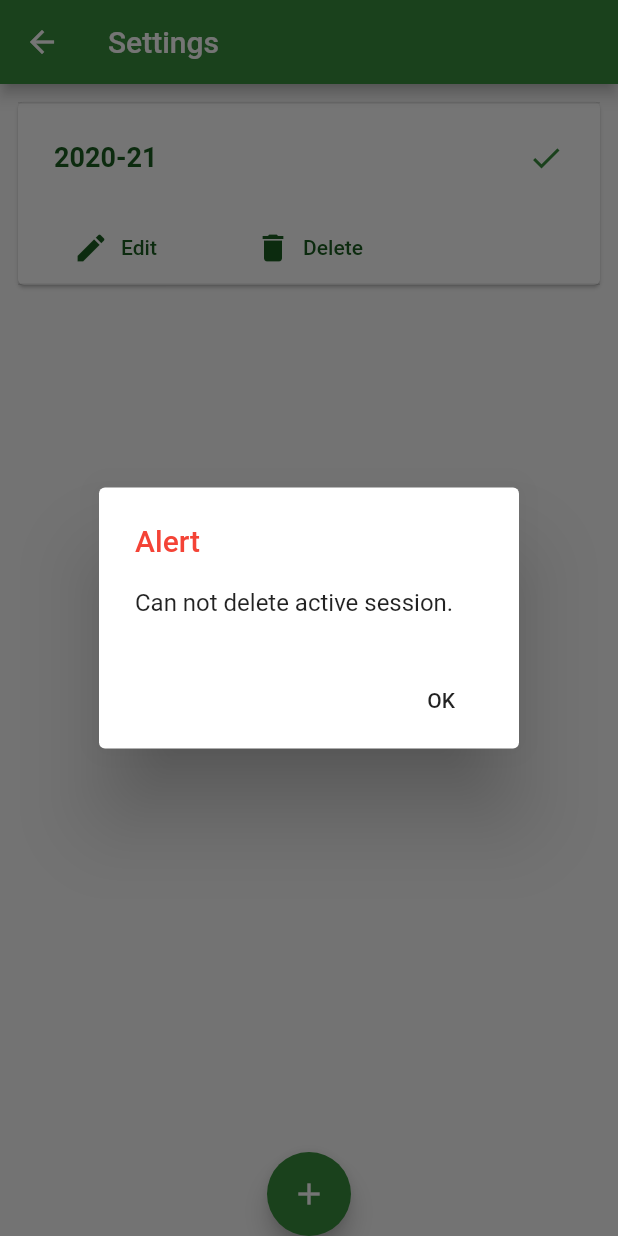
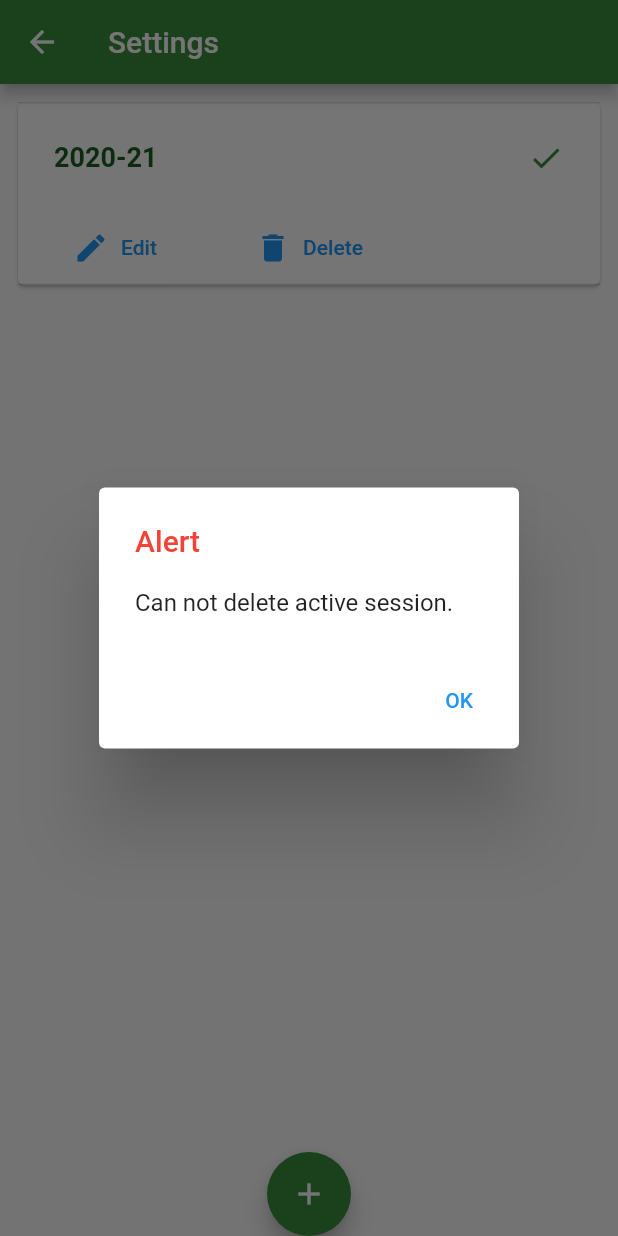
Before and after one commit to godara-anil/app_school, a Flutter app: the Settings_session screen opened by its route, after a tap on "2020-21", after a tap on "Delete", on a phone screen of 412 x 824 dp. Run offline on Flutter 3.47's test engine with Material 2 defaults, Android fonts, the phone set to English and light mode, and no system bars; our stand-ins replace flutter_native_splash, hive, hive_flutter, permission_handler, share_plus, syncfusion_flutter_datepicker; accounts and stored records are empty.

Commit message:
finishing up

```diff
--- a/lib/pages/dashboard.dart
+++ b/lib/pages/dashboard.dart
@@ -331,7 +331,7 @@ class _dashboardState extends State<dashboard> {
             SizedBox(height: 8.0,),
             Container(
               decoration: BoxDecoration (
-                color: Colors.greenAccent,
+                color: Colors.green,
                 borderRadius: BorderRadius.circular(8),
               ),
               padding: EdgeInsets.all(5.0),
--- a/lib/pages/settings_sessions.dart
+++ b/lib/pages/settings_sessions.dart
@@ -103,9 +103,8 @@ class _Settings_sessionState extends State<Settings_session> {
     children: [
       Expanded(
         child: TextButton.icon(
-          label: Text('Edit',
-          style: TextStyle(color: Colors.green[900]),),
-          icon: Icon(Icons.edit, color: Colors.green[900],),
+          label: Text('Edit'),
+          icon: Icon(Icons.edit),
           onPressed: () => Navigator.of(context).push(
             MaterialPageRoute(
               builder: (context) => AddSessionDialog(
@@ -120,9 +119,8 @@ class _Settings_sessionState extends State<Settings_session> {
       ),
       Expanded(
         child: TextButton.icon(
-          label: Text('Delete',
-              style: TextStyle(color: Colors.green[900])),
-          icon: Icon(Icons.delete, color: Colors.green[900]),
+          label: Text('Delete'),
+          icon: Icon(Icons.delete,),
           onPressed: () => deleteTransaction(context, session),
         ),
       ),
@@ -137,9 +135,8 @@ class _Settings_sessionState extends State<Settings_session> {
     }
     else {
       return TextButton.icon(
-        label: Text('Active',
-            style: TextStyle(color: Colors.green[900])),
-        icon: Icon(Icons.check, color: Colors.green[900]),
+        label: Text('Active'),
+        icon: Icon(Icons.check,),
         onPressed: () => makeActive(session),
       );
     }
@@ -148,12 +145,8 @@ class _Settings_sessionState extends State<Settings_session> {
     final session = Sessions()
       ..isActive = isActive
       ..session = name;
-
     final box = Sess.getTransactions();
     box.add(session);
-    // print(isActive);
-     // print(name);
-    // print(date);
   }
   void editTransaction(
       Sessions session,
@@ -162,16 +155,12 @@ class _Settings_sessionState extends State<Settings_session> {
       ) {
     session.session = name;
     session.isActive = isActive;
-    // final box = Boxes.getTransactions();
-    // box.put(transaction.key, transaction);
-
     session.save();
   }
 
   void deleteTransaction(context, Sessions transaction) async{
-    // final box = Boxes.getTransactions();
-    // box.delete(transaction.key);
-    final expenseBox = await Boxes.getTransactions().values.where((Expenses) => Expenses.sessionKey == transaction.key)
+    final expenseBox = await Boxes.getTransactions().values
+        .where((Expenses) => Expenses.sessionKey == transaction.key)
         .toList().cast<Expenses>();
     if(transaction.isActive) {
       showAlertDialog(context, true);
@@ -182,14 +171,13 @@ class _Settings_sessionState extends State<Settings_session> {
     else {
       transaction.delete();
        }
-    //setState(() => transactions.remove(transaction));
   }
   showAlertDialog(BuildContext context, reason) {
 
     String textShow = reason ? "Can not delete active session." : "Can not delete session.";
     // Create button
 
-    Widget okButton = FlatButton(
+    Widget okButton = TextButton(
       child: Text("OK"),
       onPressed: () {
         Navigator.of(context).pop();
@@ -213,16 +201,14 @@ class _Settings_sessionState extends State<Settings_session> {
       },
     );
   }
-
   void makeActive(Sessions session){
-    final box = Sess.getTransactions().values.where((Sessions) => Sessions.isActive == true).toList().cast<Sessions>();
+    final box = Sess.getTransactions().values.where((Sessions) => Sessions.isActive == true)
+        .toList().cast<Sessions>();
     session.isActive = true;
-    print(box.length);
     if(box.length == 1) {
       makeInactive(Sessions, box[0]);
     }
     session.save();
-
   }
   void makeInactive(Sessions, session){
     session.isActive = false;
```
Also changed, not shown: lib/pages/expense_list.dart (+3 -8 lines), lib/assets/logo.png, 7 other files.
